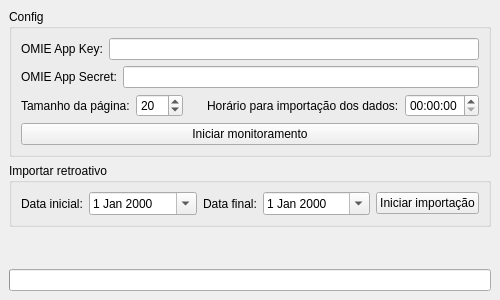
Qt form view/ui/mainwindow.ui (ronaldsantos63/omie_data_extractor) before a commit.
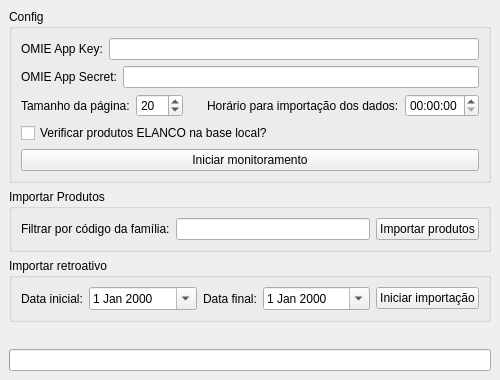
The same form after that commit.

Commit message:
Fix: Bug onde os valores totais de venda dos produtos não batiam
- Os valores totais não estava batendo por que o programa não estava levando em consideração os descontos na venda
- Foi adicionado a importação de produtos
- Foi adicionado condição lógica para verificar se os produtos da venda são produtos da elanco comparando com os produtos da base local

Diff of the .ui file:
```diff
--- a/view/ui/mainwindow.ui
+++ b/view/ui/mainwindow.ui
@@ -7,11 +7,11 @@
     <x>0</x>
     <y>0</y>
     <width>500</width>
-    <height>300</height>
+    <height>380</height>
    </rect>
   </property>
   <property name="sizePolicy">
-   <sizepolicy hsizetype="Fixed" vsizetype="Fixed">
+   <sizepolicy hsizetype="Preferred" vsizetype="Preferred">
     <horstretch>0</horstretch>
     <verstretch>0</verstretch>
    </sizepolicy>
@@ -135,6 +135,13 @@
          </item>
         </layout>
        </item>
+       <item>
+        <widget class="QCheckBox" name="check_products_elanco_local_check_box">
+         <property name="text">
+          <string>Verificar produtos ELANCO na base local?</string>
+         </property>
+        </widget>
+       </item>
        <item>
         <widget class="QPushButton" name="start_monit_push_button">
          <property name="text">
@@ -145,6 +152,32 @@
       </layout>
      </widget>
     </item>
+    <item>
+     <widget class="QGroupBox" name="groupBox">
+      <property name="title">
+       <string>Importar Produtos</string>
+      </property>
+      <layout class="QHBoxLayout" name="horizontalLayout_4">
+       <item>
+        <widget class="QLabel" name="label_5">
+         <property name="text">
+          <string>Filtrar por código da família:</string>
+         </property>
+        </widget>
+       </item>
+       <item>
+        <widget class="QLineEdit" name="family_code_line_edit"/>
+       </item>
+       <item>
+        <widget class="QPushButton" name="import_products_push_button">
+         <property name="text">
+          <string>Importar produtos</string>
+         </property>
+        </widget>
+       </item>
+      </layout>
+     </widget>
+    </item>
     <item>
      <widget class="QGroupBox" name="retroactive_importation_gb">
       <property name="title">
```
The commit also changes 11 other files.
